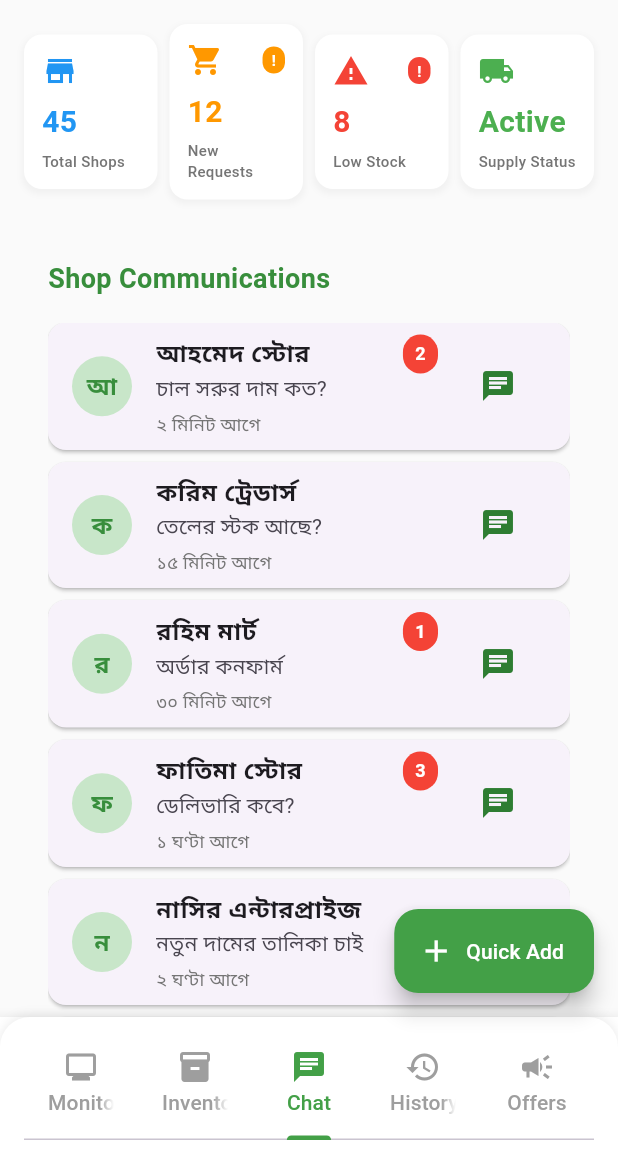
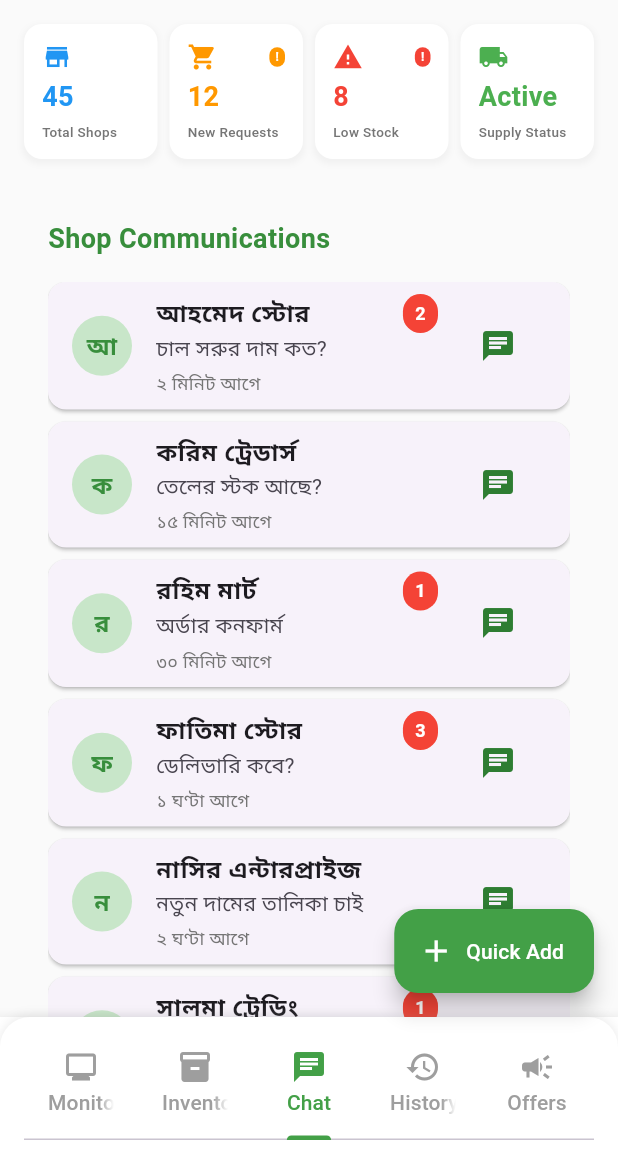
Before and after one commit to Tamal267/NityMulya, a Flutter app: the WholesalerDashboardScreen screen opened by its route, item 3 of the bottom bar chosen, on a phone screen of 412 x 824 dp, the part 84-1236 px from its top. Run offline on Flutter 3.47's test engine with Material 3 defaults, Android fonts, the phone set to English and light mode, and no system bars; our stand-ins replace google_fonts; Roboto replaces fonts that are missing (Poppins).

Commit message:
fix: adjust summary card layout for improved consistency and readability

```diff
--- a/lib/screens/wholesaler/wholesaler_dashboard_screen.dart
+++ b/lib/screens/wholesaler/wholesaler_dashboard_screen.dart
@@ -255,6 +255,7 @@ class _WholesalerDashboardScreenState extends State<WholesalerDashboardScreen>
   // Summary Card Builder - Matches Shop Owner Dashboard Style
   Widget _buildSummaryCard(String title, String value, IconData icon, Color color) {
     return Container(
+      height: 90, // Fixed height for equal sizing
       padding: const EdgeInsets.all(12),
       decoration: BoxDecoration(
         color: Colors.white,
@@ -270,42 +271,45 @@ class _WholesalerDashboardScreenState extends State<WholesalerDashboardScreen>
       ),
       child: Column(
         crossAxisAlignment: CrossAxisAlignment.start,
+        mainAxisAlignment: MainAxisAlignment.spaceBetween,
         children: [
           Row(
             children: [
-              Icon(icon, color: color, size: 24),
+              Icon(icon, color: color, size: 20),
               const Spacer(),
               if (title.contains("Low") || title.contains("Requests"))
                 Container(
-                  padding: const EdgeInsets.symmetric(horizontal: 6, vertical: 2),
+                  padding: const EdgeInsets.symmetric(horizontal: 4, vertical: 1),
                   decoration: BoxDecoration(
                     color: color,
-                    borderRadius: BorderRadius.circular(10),
+                    borderRadius: BorderRadius.circular(8),
                   ),
                   child: const Text(
                     "!",
-                    style: TextStyle(color: Colors.white, fontSize: 10, fontWeight: FontWeight.bold),
+                    style: TextStyle(color: Colors.white, fontSize: 8, fontWeight: FontWeight.bold),
                   ),
                 ),
             ],
           ),
-          const SizedBox(height: 8),
           Text(
             value,
             style: TextStyle(
-              fontSize: 20,
+              fontSize: 18,
               fontWeight: FontWeight.bold,
               color: color,
             ),
-          ),
-          const SizedBox(height: 4),
+            maxLines: 1,
+            overflow: TextOverflow.ellipsis,
+          ),
           Text(
             title,
             style: TextStyle(
-              fontSize: 10,
+              fontSize: 9,
               color: Colors.grey[600],
               fontWeight: FontWeight.w500,
             ),
+            maxLines: 1,
+            overflow: TextOverflow.ellipsis,
           ),
         ],
       ),
```
